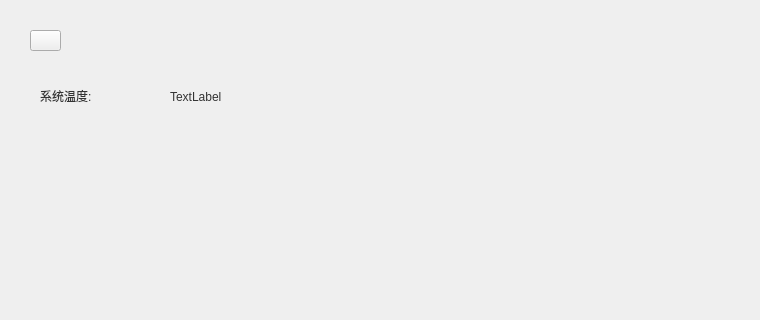
sdyncyang/zhome, file formsetting.ui: the form before one commit; both pictures show x 0 to 760 and y 0 to 320 of the 760 by 600 pixel window.
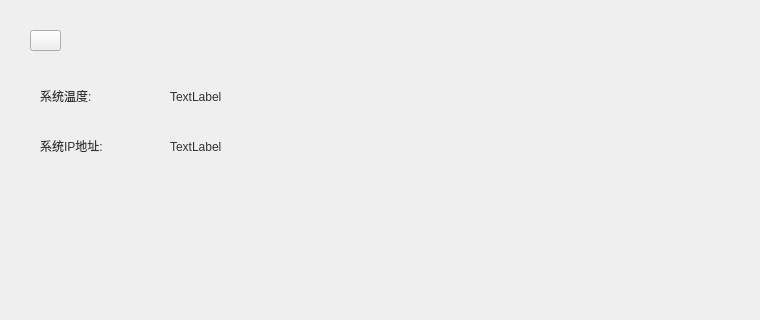
The form after the commit.

What changed in the file:
```diff
--- a/formsetting.ui
+++ b/formsetting.ui
@@ -66,6 +66,40 @@
     <string>TextLabel</string>
    </property>
   </widget>
+  <widget class="QLabel" name="label_wifiaddress">
+   <property name="geometry">
+    <rect>
+     <x>170</x>
+     <y>136</y>
+     <width>541</width>
+     <height>21</height>
+    </rect>
+   </property>
+   <property name="styleSheet">
+    <string notr="true">color: rgb(51, 51, 51);
+</string>
+   </property>
+   <property name="text">
+    <string>TextLabel</string>
+   </property>
+  </widget>
+  <widget class="QLabel" name="label_4">
+   <property name="geometry">
+    <rect>
+     <x>40</x>
+     <y>130</y>
+     <width>131</width>
+     <height>31</height>
+    </rect>
+   </property>
+   <property name="styleSheet">
+    <string notr="true">color: rgb(51, 51, 51);
+</string>
+   </property>
+   <property name="text">
+    <string>系统IP地址:</string>
+   </property>
+  </widget>
  </widget>
  <resources/>
  <connections/>
```
